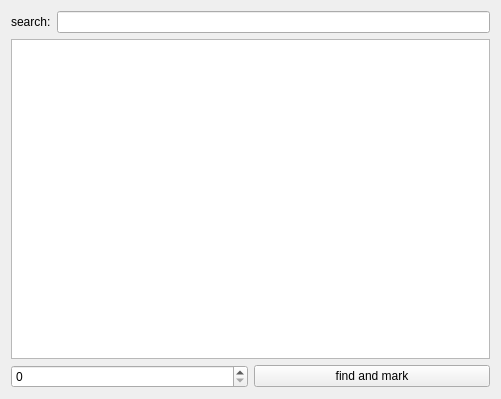
This is TreeEdit/TreeEdit.ui in Ulle84/UllesSourceCode as Qt 5 draws it before an edit. The edited form follows.
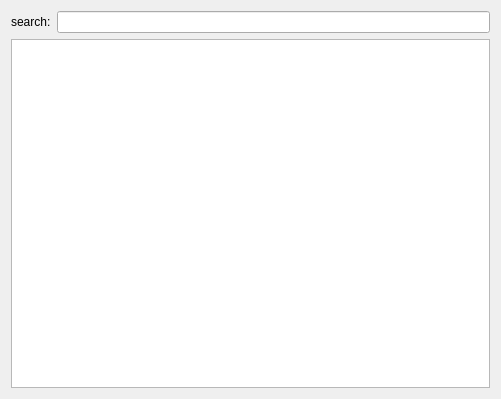
This is the edited form.

```diff
--- a/TreeEdit/TreeEdit.ui
+++ b/TreeEdit/TreeEdit.ui
@@ -35,24 +35,6 @@
      </property>
     </widget>
    </item>
-   <item>
-    <layout class="QHBoxLayout" name="horizontalLayout_2">
-     <item>
-      <widget class="QSpinBox" name="spinBox">
-       <property name="maximum">
-        <number>999999</number>
-       </property>
-      </widget>
-     </item>
-     <item>
-      <widget class="QPushButton" name="pushButton">
-       <property name="text">
-        <string>find and mark</string>
-       </property>
-      </widget>
-     </item>
-    </layout>
-   </item>
   </layout>
  </widget>
  <resources/>
```
